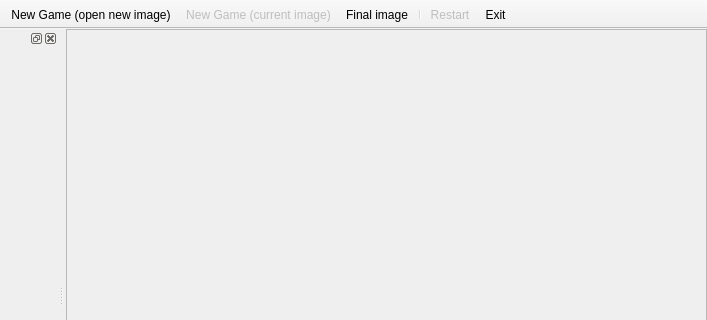
Above: MainWindow.ui from Takashi-Inoue/EzPuzzles before the change; both pictures show x 0 to 707 and y 0 to 320 of the 707 by 560 pixel window. Below: the same form after it.
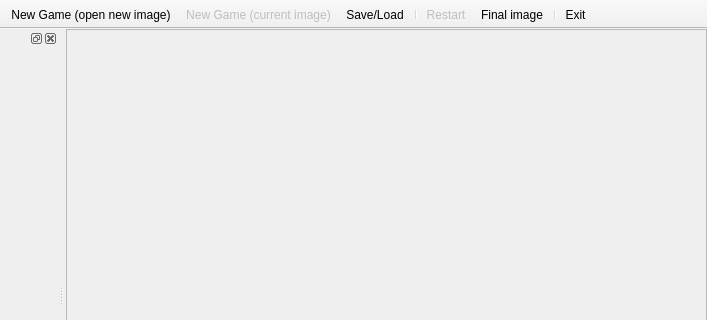
That is the form after the change. Icons and pictures are not drawn.

What changed in the file:
```diff
--- a/MainWindow.ui
+++ b/MainWindow.ui
@@ -91,9 +91,11 @@
    </attribute>
    <addaction name="action_Open"/>
    <addaction name="actionNew_Game_Current_image"/>
-   <addaction name="action_Final_image"/>
+   <addaction name="actionSave_Load"/>
    <addaction name="separator"/>
    <addaction name="action_Restart"/>
+   <addaction name="action_Final_image"/>
+   <addaction name="separator"/>
    <addaction name="actionE_xit"/>
   </widget>
   <action name="action_Open">
@@ -150,6 +152,18 @@
     <string>&amp;Restart</string>
    </property>
   </action>
+  <action name="actionSave_Load">
+   <property name="icon">
+    <iconset resource="resource.qrc">
+     <normaloff>:/ico/hdd</normaloff>:/ico/hdd</iconset>
+   </property>
+   <property name="text">
+    <string>Save/Load</string>
+   </property>
+   <property name="toolTip">
+    <string>Save/Load game</string>
+   </property>
+  </action>
  </widget>
  <layoutdefault spacing="6" margin="11"/>
  <resources>
```
Left out of the diff: 4 changed lines with no effect on the pictures.
